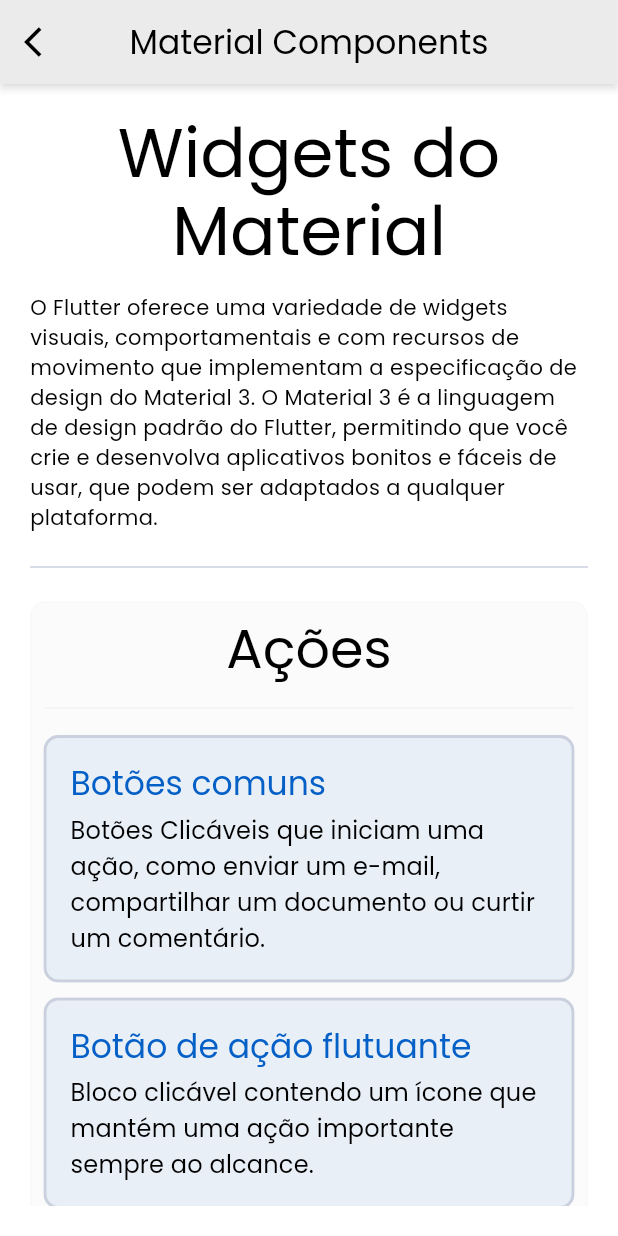
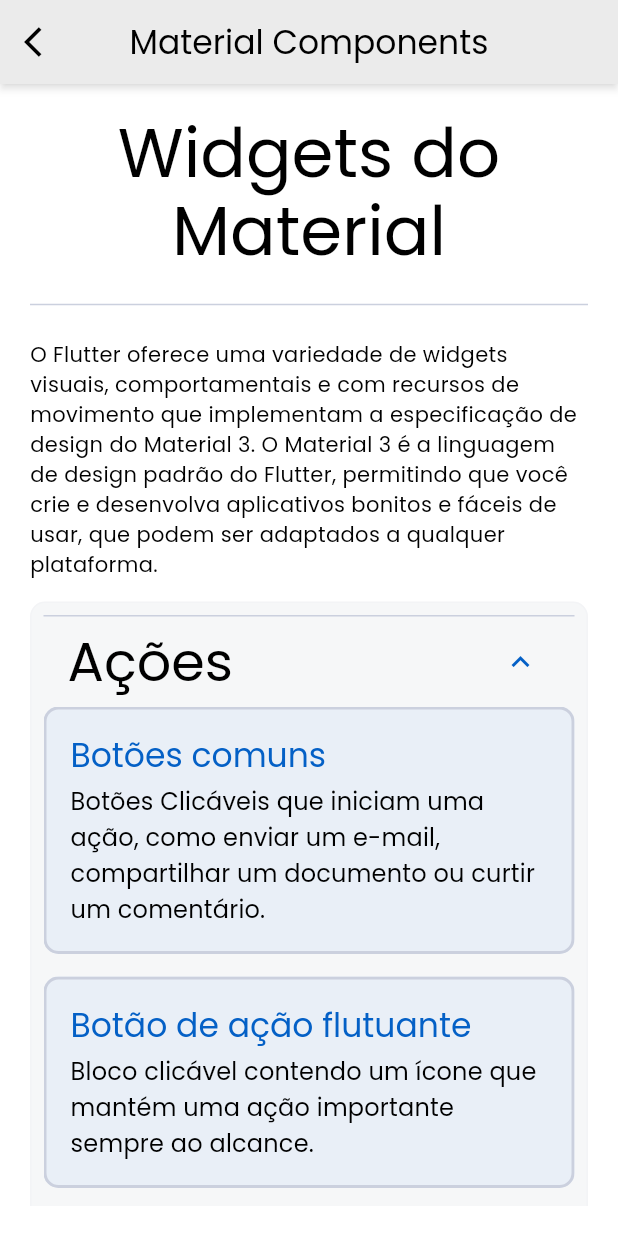
Before and after one commit to Rhayssam/flutter-playground, a Flutter app: the MaterialPage screen opened by its route, on a phone screen of 412 x 824 dp. Run offline on Flutter 3.47's test engine with Material 3 defaults, Android fonts, the phone set to English and light mode, and no system bars; our stand-ins replace device_preview, flutter_native_splash, get, google_fonts, shared_preferences; accounts and stored records are empty.

Commit message:
feat: adicionando o ExpansionTile para as ações na MaterialPage

```diff
--- a/lib/ui/material/material_page.dart
+++ b/lib/ui/material/material_page.dart
@@ -29,15 +29,15 @@ class MaterialPage extends GetView<MaterialController> {
                   textAlign: TextAlign.center,
                   style: Theme.of(context).textTheme.displayMedium,
                 ),
+                Divider(
+                  color: Theme.of(context).colorScheme.outline,
+                ),
                 Text(
                   'O Flutter oferece uma variedade de widgets visuais, comportamentais e com recursos de movimento que implementam a especificação de design do Material 3. O Material 3 é a linguagem de design padrão do Flutter, permitindo que você crie e desenvolva aplicativos bonitos e fáceis de usar, que podem ser adaptados a qualquer plataforma.',
                 ),
-                Divider(
-                  color: Theme.of(context).colorScheme.outline,
-                ),
                 Container(
                   decoration: BoxDecoration(
-                    color: Theme.of(context).colorScheme.tertiaryContainer.withAlpha(30),
+                    color: Theme.of(context).colorScheme.tertiaryContainer.withAlpha(60),
                     borderRadius: BorderRadius.all(Radius.circular(10)),
                     border: Border.all(
                       color: Theme.of(context).colorScheme.outline.withAlpha(20),
@@ -48,14 +48,16 @@ class MaterialPage extends GetView<MaterialController> {
                     child: Column(
                       spacing: 10,
                       children: [
-                        Text(
+                        ExpansionTile(
+                          initiallyExpanded: true,
+                          title: Text(
                             'Ações',
-                          textAlign: TextAlign.start,
                             style: Theme.of(context).textTheme.displaySmall,
                           ),
-                        Divider(
-                          color: Theme.of(context).colorScheme.outline.withAlpha(50),
-                        ),
+                          children: [
+                            Column(
+                              spacing: 15,
+                              children: [
                                 CustomButton(
                                   title: 'Botões comuns',
                                   content:
@@ -88,6 +90,10 @@ class MaterialPage extends GetView<MaterialController> {
                                 ),
                               ],
                             ),
+                          ],
+                        ),
+                      ],
+                    ),
                   ),
                 ),
               ],
```
Lines whose indentation alone changed are shown as unchanged.
